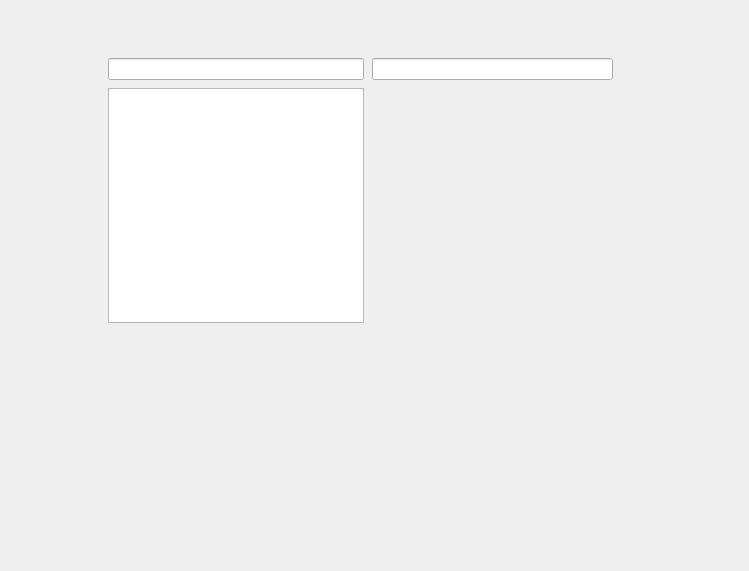
First picture: the form in ui/SettingsWidget.ui, repository KimYubin/SolTranslator, before the edit.
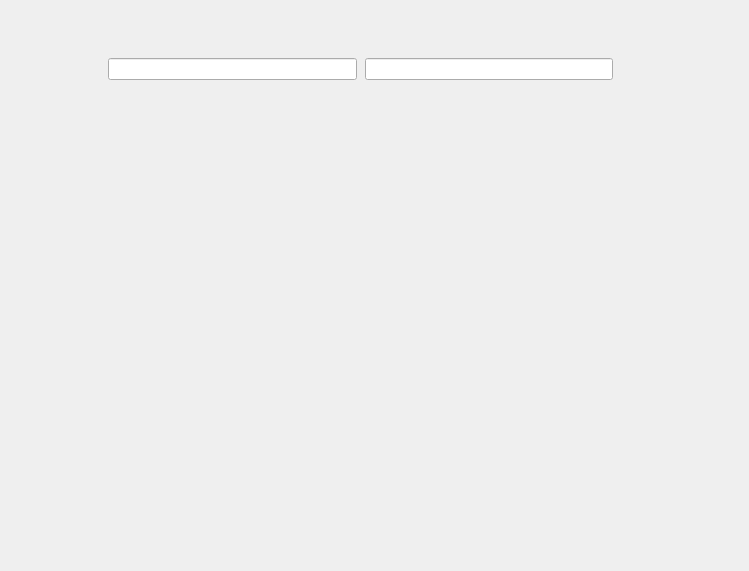
Second picture: the form after the edit.

Commit message:
[추가] 셋팅 ui 자동 등록. 엔진 옵션 위젯 구성 분리.
1. 셋팅 ui 구성을 리스트에서 버튼 그룹으로 대체

2. 셋팅 ui에 자동으로 등록할 수 있도록, 버튼 구성 및 스택 위젯 추가 로직 추가

3. 기존 셋팅에 있던 기능들을 엔진 옵션 위젯으로 옮김.

What changed in the file:
```diff
--- a/ui/SettingsWidget.ui
+++ b/ui/SettingsWidget.ui
@@ -38,18 +38,18 @@
     <property name="spacing">
      <number>8</number>
     </property>
-    <item row="1" column="0">
-     <widget class="QListWidget" name="optionLIstWidget"/>
-    </item>
-    <item row="1" column="1">
-     <widget class="QStackedWidget" name="stackedWidget"/>
-    </item>
     <item row="0" column="1">
      <widget class="QLineEdit" name="optionNameEdit"/>
     </item>
     <item row="0" column="0">
      <widget class="QLineEdit" name="findEdit"/>
     </item>
+    <item row="1" column="1">
+     <widget class="QStackedWidget" name="optionStackedWidget"/>
+    </item>
+    <item row="1" column="0">
+     <layout class="QVBoxLayout" name="buttonLayout"/>
+    </item>
    </layout>
   </widget>
  </widget>
```
The commit also changes 6 other files.
